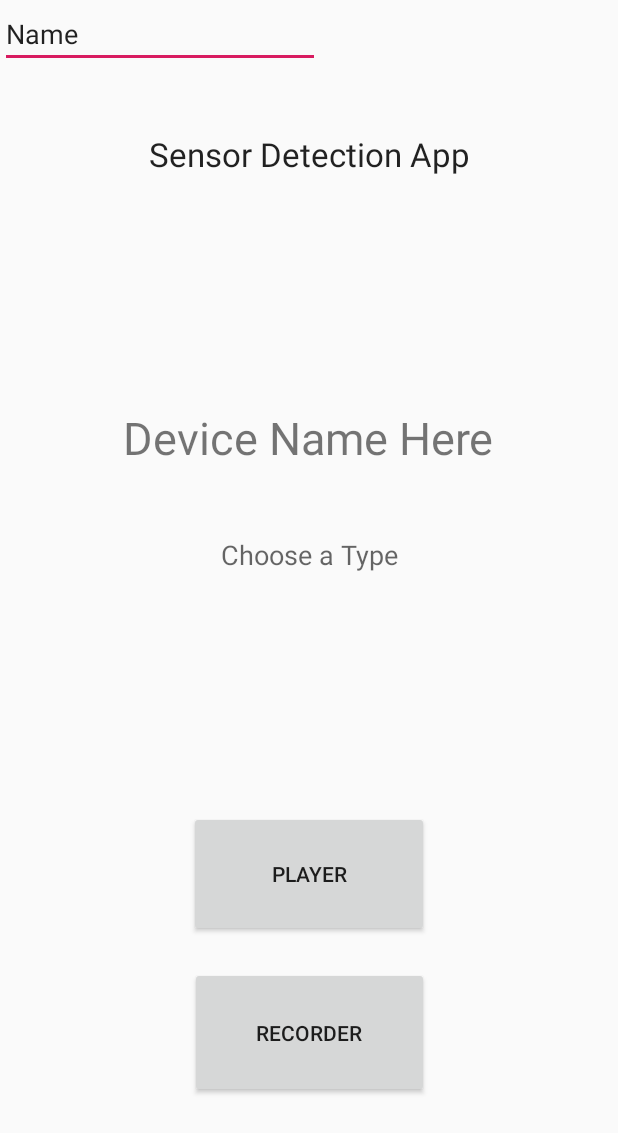
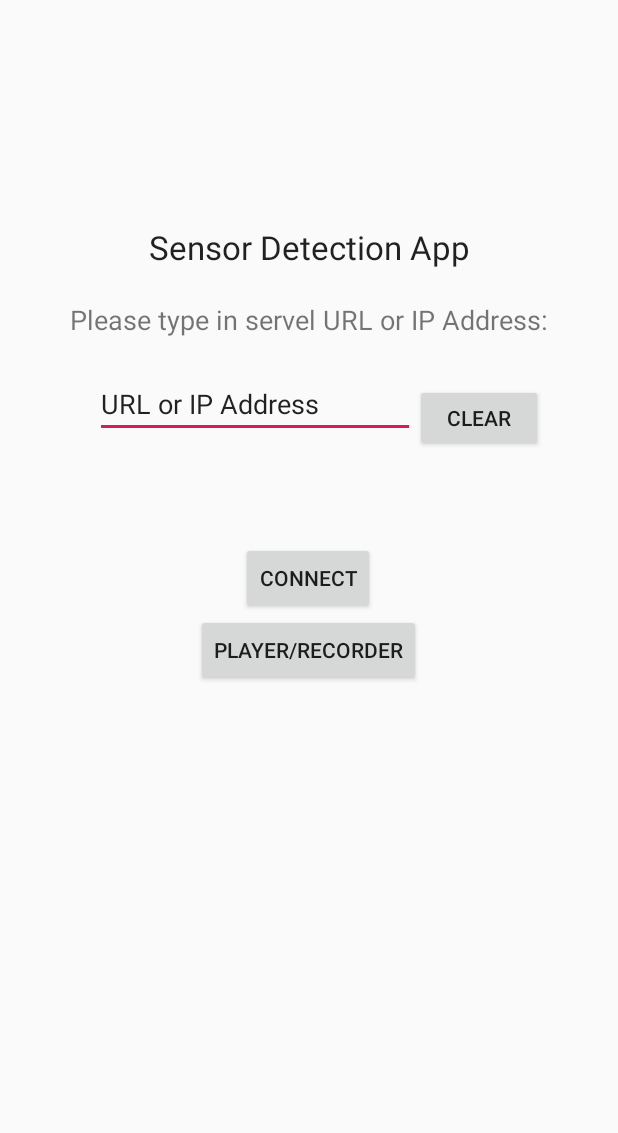
Before and after one commit to jeremyimmanuel/sensorDetection2, an Android app: the layout activity_main.xml on its own in the app's theme, with its tools: preview values and no code run, on a phone screen of 412 x 824 dp. Shown: the top 1133 px of the screen. Run offline under Robolectric (Android 15) with nearby library versions, the phone set to English and light mode, and no system bars.

Commit message:
succesfully give ability to input serverURL from app instead of going to android studio, but there's ONE BIG PROBLEM
After connecting to server, app cannot go to next page :(

```diff
--- a/SensorDetectionApp/app/src/main/res/layout/activity_activate_recorder.xml
+++ b/SensorDetectionApp/app/src/main/res/layout/activity_activate_recorder.xml
@@ -4,7 +4,7 @@
     xmlns:tools="http://schemas.android.com/tools"
     android:layout_width="match_parent"
     android:layout_height="match_parent"
-    tools:context=".activateRecorder">
+    tools:context=".ActivateRecorder">
 
     <TextView
         android:id="@+id/textView4"
--- a/SensorDetectionApp/app/src/main/res/layout/activity_main.xml
+++ b/SensorDetectionApp/app/src/main/res/layout/activity_main.xml
@@ -6,99 +6,86 @@
     android:layout_height="match_parent"
     tools:context=".MainActivity">
 
-    <Button
-        android:id="@+id/button_player"
-        android:layout_width="160dp"
-        android:layout_height="84dp"
-        android:layout_marginStart="16dp"
-        android:layout_marginLeft="16dp"
-        android:layout_marginEnd="16dp"
-        android:layout_marginRight="16dp"
-        android:layout_marginBottom="20dp"
-        android:onClick="choosePlayer"
-        android:text="@string/button_player"
-        app:layout_constraintBottom_toTopOf="@+id/button_recorder"
-        app:layout_constraintEnd_toEndOf="parent"
-        app:layout_constraintStart_toStartOf="parent" />
-
-    <Button
-        android:id="@+id/button_recorder"
-        android:layout_width="159dp"
-        android:layout_height="87dp"
-        android:layout_marginStart="16dp"
-        android:layout_marginLeft="16dp"
-        android:layout_marginEnd="16dp"
-        android:layout_marginRight="16dp"
-        android:layout_marginBottom="92dp"
-        android:onClick="chooseRecorder"
-        android:text="@string/button_recorder"
-        app:layout_constraintBottom_toBottomOf="parent"
-        app:layout_constraintEnd_toEndOf="parent"
-        app:layout_constraintStart_toStartOf="parent" />
-
-    <TextView
-        android:id="@+id/textView2"
-        android:layout_width="wrap_content"
-        android:layout_height="wrap_content"
-        android:layout_marginStart="150dp"
-        android:layout_marginLeft="150dp"
-        android:layout_marginTop="8dp"
-        android:layout_marginEnd="150dp"
-        android:layout_marginRight="150dp"
-        android:layout_marginBottom="8dp"
-        android:gravity="center"
-        android:lineSpacingExtra="8sp"
-        android:text="@string/choose_type"
-        android:textAppearance="@style/TextAppearance.AppCompat.Medium"
-        app:layout_constraintBottom_toTopOf="@+id/button_player"
-        app:layout_constraintEnd_toEndOf="parent"
-        app:layout_constraintHorizontal_bias="0.571"
-        app:layout_constraintStart_toStartOf="parent"
-        app:layout_constraintTop_toTopOf="parent"
-        app:layout_constraintVertical_bias="0.699" />
-
     <TextView
         android:id="@+id/textView3"
         android:layout_width="wrap_content"
         android:layout_height="wrap_content"
         android:layout_marginStart="16dp"
         android:layout_marginLeft="16dp"
-        android:layout_marginTop="88dp"
+        android:layout_marginTop="112dp"
         android:layout_marginEnd="16dp"
         android:layout_marginRight="16dp"
         android:text="@string/sensor_detection"
         android:textAppearance="@style/TextAppearance.AppCompat.Large"
+        app:layout_constraintBottom_toBottomOf="parent"
         app:layout_constraintEnd_toEndOf="parent"
         app:layout_constraintStart_toStartOf="parent"
-        app:layout_constraintTop_toTopOf="parent" />
+        app:layout_constraintTop_toTopOf="parent"
+        app:layout_constraintVertical_bias="0.056" />
 
     <TextView
-        android:id="@+id/deviceNameTitle"
+        android:id="@+id/insertURLLabel"
         android:layout_width="wrap_content"
         android:layout_height="wrap_content"
-        android:layout_marginStart="8dp"
-        android:layout_marginLeft="8dp"
-        android:layout_marginTop="8dp"
-        android:layout_marginEnd="8dp"
-        android:layout_marginRight="8dp"
-        android:layout_marginBottom="8dp"
-        android:text="Device Name Here"
-        android:textSize="30sp"
-        app:layout_constraintBottom_toTopOf="@+id/textView2"
+        android:text="Please type in servel URL or IP Address:"
+        android:textSize="18sp"
+        app:layout_constraintBottom_toTopOf="@+id/insertURL"
         app:layout_constraintEnd_toEndOf="parent"
-        app:layout_constraintHorizontal_bias="0.496"
         app:layout_constraintStart_toStartOf="parent"
-        app:layout_constraintTop_toTopOf="parent"
-        app:layout_constraintVertical_bias="0.875" />
+        app:layout_constraintTop_toBottomOf="@+id/textView3" />
 
     <EditText
-        android:id="@+id/editText"
+        android:id="@+id/insertURL"
         android:layout_width="wrap_content"
         android:layout_height="wrap_content"
         android:ems="10"
-        android:inputType="textPersonName"
-        android:text="Name"
-        tools:layout_editor_absoluteX="99dp"
-        tools:layout_editor_absoluteY="137dp" />
+        android:inputType="textUri|textPersonName"
+        android:text="URL or IP Address"
+        app:layout_constraintBottom_toTopOf="@+id/connectServerButton"
+        app:layout_constraintEnd_toEndOf="parent"
+        app:layout_constraintHorizontal_bias="0.318"
+        app:layout_constraintStart_toStartOf="parent"
+        app:layout_constraintTop_toBottomOf="@+id/textView3"
+        app:layout_constraintVertical_bias="0.495" />
+
+    <Button
+        android:id="@+id/connectServerButton"
+        android:layout_width="wrap_content"
+        android:layout_height="wrap_content"
+        android:onClick="connectServer"
+        android:text="Connect"
+        app:layout_constraintBottom_toBottomOf="parent"
+        app:layout_constraintEnd_toEndOf="parent"
+        app:layout_constraintHorizontal_bias="0.498"
+        app:layout_constraintStart_toStartOf="parent"
+        app:layout_constraintTop_toBottomOf="@+id/textView3"
+        app:layout_constraintVertical_bias="0.305" />
+
+    <Button
+        android:id="@+id/clearButton"
+        android:layout_width="85dp"
+        android:layout_height="45dp"
+        android:layout_marginBottom="60dp"
+        android:onClick="clearField"
+        android:text="Clear"
+        app:layout_constraintBottom_toTopOf="@+id/connectServerButton"
+        app:layout_constraintEnd_toEndOf="parent"
+        app:layout_constraintHorizontal_bias="0.0"
+        app:layout_constraintStart_toEndOf="@+id/insertURL"
+        app:layout_constraintTop_toBottomOf="@+id/textView3"
+        app:layout_constraintVertical_bias="1.0" />
+
+    <Button
+        android:id="@+id/playerRecorderButton"
+        android:layout_width="wrap_content"
+        android:layout_height="wrap_content"
+        android:onClick="choosePlayerRecorder"
+        android:text="Player/Recorder"
+        app:layout_constraintBottom_toBottomOf="parent"
+        app:layout_constraintEnd_toEndOf="parent"
+        app:layout_constraintHorizontal_bias="0.498"
+        app:layout_constraintStart_toStartOf="parent"
+        app:layout_constraintTop_toBottomOf="@+id/connectServerButton"
+        app:layout_constraintVertical_bias="0.0" />
 
 </androidx.constraintlayout.widget.ConstraintLayout>
```
Also changed, not shown: SensorDetectionApp/app/src/main/java/com/example/sensordetection/ChoosePlayerRecorder.java (+31 -2 lines), SensorDetectionApp/app/src/main/java/com/example/sensordetection/MainActivity.java (+44 -17 lines), SensorDetectionApp/app/src/main/res/layout/activity_choose_player_recorder.xml (+92 -4 lines).
